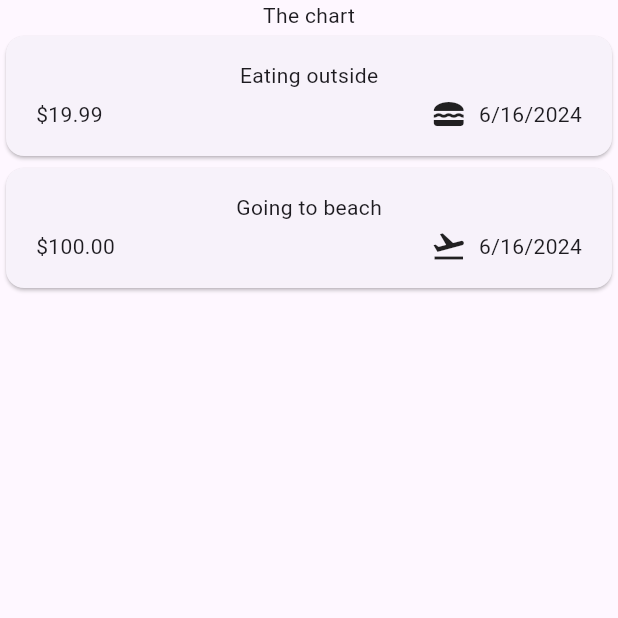
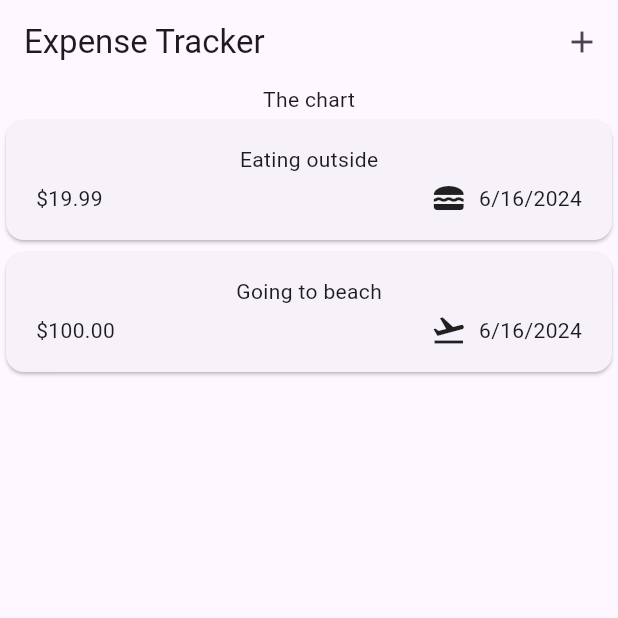
Before and after one commit to itman85/ExpenseTrackerFlutterApp, a Flutter app: the screen it shows after launch, on a phone screen of 412 x 824 dp, the top half of it. Run offline on Flutter 3.47's test engine with Material 3 defaults, Android fonts, the light colour scheme and no system bars.

Commit message:
add appbar, open bottom sheet

```diff
--- a/lib/widgets/expenses.dart
+++ b/lib/widgets/expenses.dart
@@ -25,9 +25,24 @@ class _ExpensesState extends State<Expenses> {
         category: Category.travel)
   ];
 
+  void _openAddExpensePopup() {
+    showModalBottomSheet(
+        context: context,
+        builder: (ctx) {
+          return Text("Modal bottom sheet");
+        });
+  }
+
   @override
   Widget build(BuildContext context) {
     return Scaffold(
+      appBar: AppBar(
+        title: const Text("Expense Tracker"),
+        actions: [
+          IconButton(
+              onPressed: _openAddExpensePopup, icon: const Icon(Icons.add))
+        ],
+      ),
       body: Column(
         children: [
           const Text('The chart'),
```
